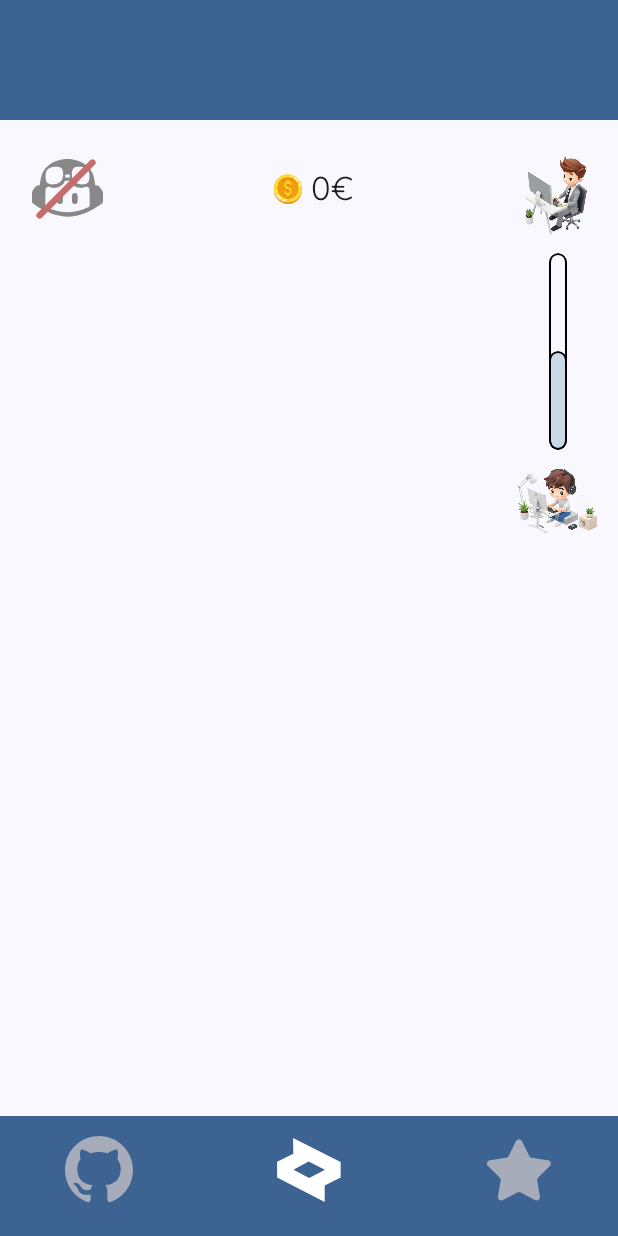
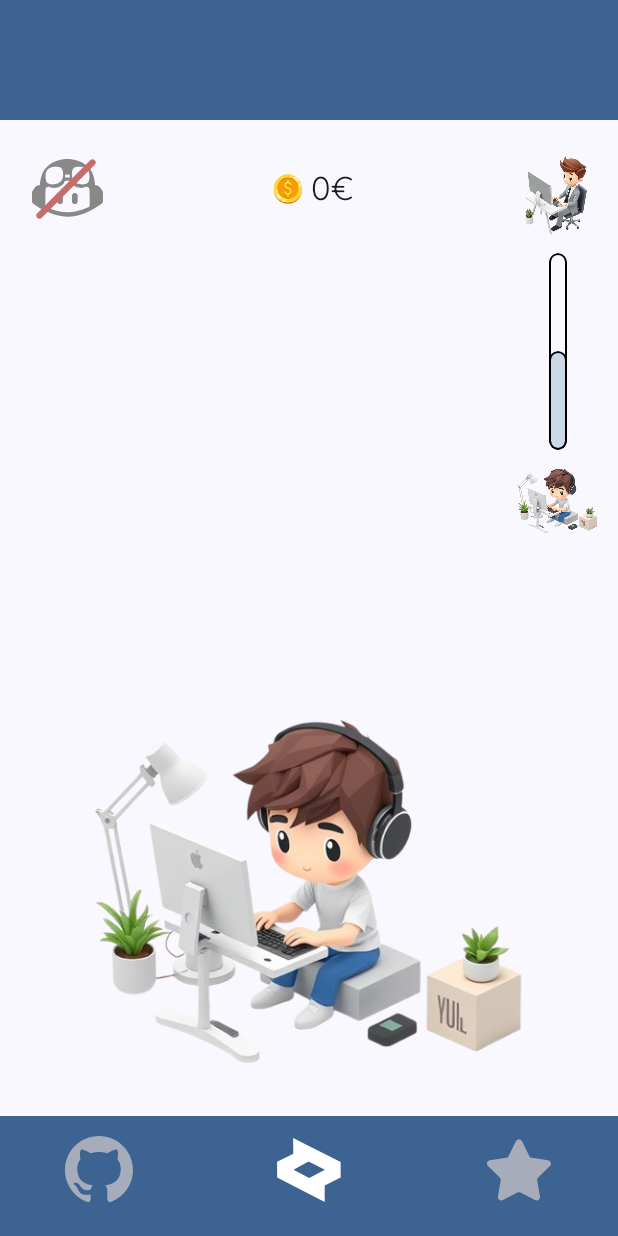
Before and after one commit to RedondoDev/CodeClicker, an Android app built with Jetpack Compose: the composable NavigationGame called with empty values, on a phone screen of 412 x 824 dp. Run offline under Robolectric (Android 15) with nearby library versions, the light colour scheme and no system bars; libraries missing offline, so code that uses them is left out: com.google.android.gms.

Commit message:
Clicker image added but not working yet

```diff
--- /dev/null
+++ b/app/src/main/java/com/example/codeclicker/game/ButtonState.kt
@@ -0,0 +1,43 @@
+package com.example.codeclicker.game
+
+import androidx.compose.animation.core.animateFloatAsState
+import androidx.compose.foundation.clickable
+import androidx.compose.foundation.gestures.awaitFirstDown
+import androidx.compose.foundation.gestures.waitForUpOrCancellation
+import androidx.compose.foundation.interaction.MutableInteractionSource
+import androidx.compose.runtime.getValue
+import androidx.compose.runtime.mutableStateOf
+import androidx.compose.runtime.remember
+import androidx.compose.runtime.setValue
+import androidx.compose.ui.Modifier
+import androidx.compose.ui.composed
+import androidx.compose.ui.graphics.graphicsLayer
+import androidx.compose.ui.input.pointer.pointerInput
+
+enum class ButtonState { Pressed, Idle }
+fun Modifier.bounceClick() = composed {
+    var buttonState by remember { mutableStateOf(ButtonState.Idle) }
+    val scale by animateFloatAsState(if (buttonState == ButtonState.Pressed) 0.90f else 1f)
+
+    this
+        .graphicsLayer {
+            scaleX = scale
+            scaleY = scale
+        }
+        .clickable(
+            interactionSource = remember { MutableInteractionSource() },
+            indication = null,
+            onClick = {  }
+        )
+        .pointerInput(buttonState) {
+            awaitPointerEventScope {
+                buttonState = if (buttonState == ButtonState.Pressed) {
+                    waitForUpOrCancellation()
+                    ButtonState.Idle
+                } else {
+                    awaitFirstDown(false)
+                    ButtonState.Pressed
+                }
+            }
+        }
+}
--- a/app/src/main/java/com/example/codeclicker/game/ClickerScreen.kt
+++ b/app/src/main/java/com/example/codeclicker/game/ClickerScreen.kt
@@ -36,6 +36,7 @@ import androidx.compose.ui.draw.clip
 import androidx.compose.ui.draw.rotate
 import androidx.compose.ui.graphics.Brush
 import androidx.compose.ui.graphics.Color
+import androidx.compose.ui.graphics.painter.Painter
 import androidx.compose.ui.platform.LocalContext
 import androidx.compose.ui.res.painterResource
 import androidx.compose.ui.text.TextStyle
@@ -92,9 +93,7 @@ fun ClickerScreen(yourCharacter: YourCharacter) {
             contentAlignment = Alignment.Center,
             modifier = Modifier
                 .size(70.dp)
-                .align(
-                    Alignment.TopStart
-                )
+                .align(Alignment.TopStart)
                 .padding(6.dp)
                 .clip(CircleShape)
                 .clickable {
@@ -121,8 +120,10 @@ fun ClickerScreen(yourCharacter: YourCharacter) {
                     "",
                     tint = if (!unlocked) Color(0xFFC56D6D) else Color.Red,
                     modifier = Modifier.padding(
-                        start = 8.dp, bottom = 8.dp,
-                        top = 10.dp, end = 10.dp
+                        start = 8.dp,
+                        bottom = 8.dp,
+                        top = 10.dp,
+                        end = 10.dp
                     )
                 )
             }
@@ -136,10 +137,6 @@ fun ClickerScreen(yourCharacter: YourCharacter) {
                 .height(270.dp)
                 .align(Alignment.TopEnd)
                 .padding(top = 10.dp)
-                .clickable { // Mover al muñeco
-                    clics++
-                    yourCharacter.clics = clics
-                }
         ) {
             Image(
                 painter = senior,
@@ -218,6 +215,29 @@ fun ClickerScreen(yourCharacter: YourCharacter) {
             )
         }
 
+        Box(
+            contentAlignment = Alignment.BottomCenter,
+            modifier = Modifier
+                .align(Alignment.BottomCenter)
+                .width(320.dp)
+                .height(320.dp)
+                .clickable {
+                    clics++
+                    yourCharacter.clics = clics
+                    // Meter funcionamiento barra
+                    // Que sume clics
+                    // Que sume dinero
+                }
+        ) {
+            Image(
+                painter = junior, // Cambiar foto cuando llegue a X clics
+                "Junior Clicker",
+                modifier = Modifier
+                    .fillMaxSize()
+                    .bounceClick()
+            )
+        }
+
     }
 
 }
```
